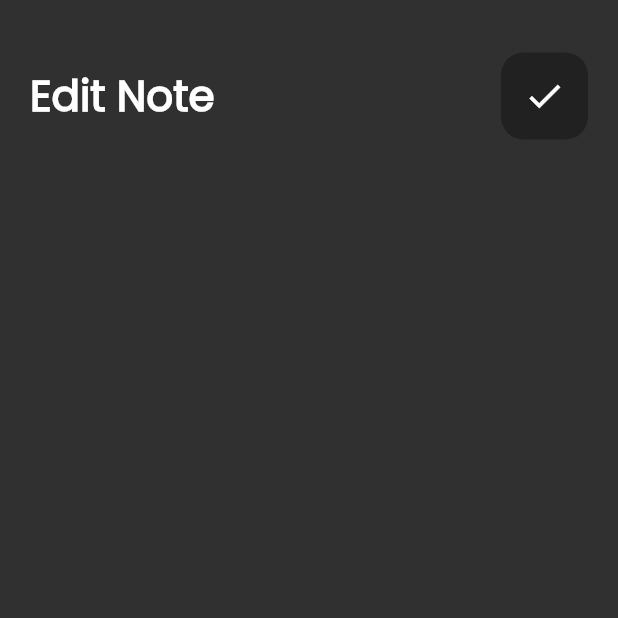
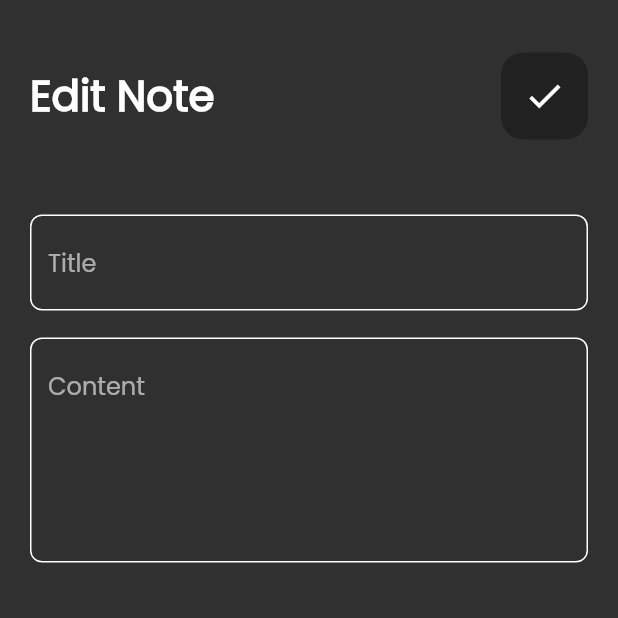
Before and after one commit to mohamedkhaled255/notes_app, a Flutter app: the EditNoteView screen opened directly, on a phone screen of 412 x 824 dp, the top half of it. Run offline on Flutter 3.47's test engine with Material 3 defaults, Android fonts, the phone set to English and light mode, and no system bars.

Commit message:
edit note view ui done

```diff
--- a/lib/widgets/edit_note_view_body.dart
+++ b/lib/widgets/edit_note_view_body.dart
@@ -1,5 +1,6 @@
 import 'package:flutter/material.dart';
 import 'package:notes_app/widgets/custom_app_bar.dart';
+import 'package:notes_app/widgets/custom_text_field.dart';
 
 class EditNoteViewBody extends StatelessWidget {
   const EditNoteViewBody({super.key});
@@ -14,7 +15,11 @@ class EditNoteViewBody extends StatelessWidget {
           CustomAppBar(
             title: "Edit Note",
             icon: Icons.check,
-          )
+          ),
+          SizedBox(height: 50,),
+          CustomTextField(hint: "Title"),
+          SizedBox(height: 18,),
+          CustomTextField(hint: "Content",maxLines: 5,)
         ],
       ),
     );
```
